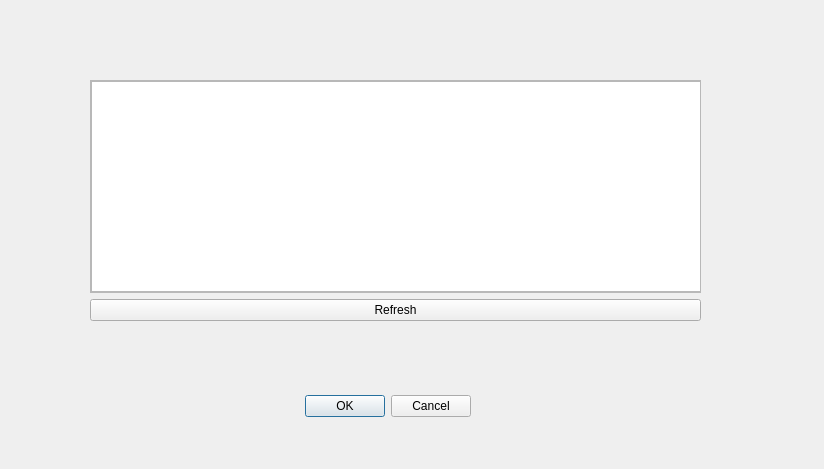
Above: gui/qt/ui/updatedialog.ui from armadito/armadito-av before the change. Below: the same form after it.
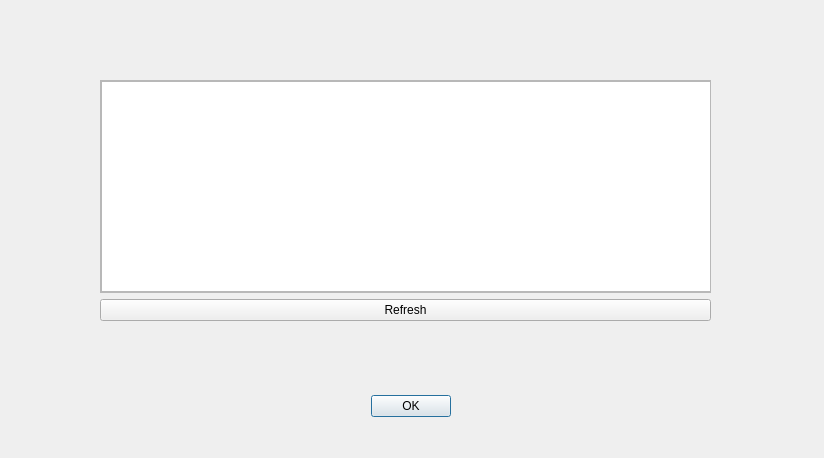
That is the form after the change.

Commit message: Refresh button OKay

```diff
--- a/gui/qt/ui/updatedialog.ui
+++ b/gui/qt/ui/updatedialog.ui
@@ -7,7 +7,7 @@
     <x>0</x>
     <y>0</y>
     <width>824</width>
-    <height>469</height>
+    <height>458</height>
    </rect>
   </property>
   <property name="windowTitle">
@@ -16,9 +16,9 @@
   <widget class="QDialogButtonBox" name="buttonBox">
    <property name="geometry">
     <rect>
-     <x>300</x>
+     <x>0</x>
      <y>390</y>
-     <width>171</width>
+     <width>821</width>
      <height>32</height>
     </rect>
    </property>
@@ -26,13 +26,16 @@
     <enum>Qt::Horizontal</enum>
    </property>
    <property name="standardButtons">
-    <set>QDialogButtonBox::Cancel|QDialogButtonBox::Ok</set>
+    <set>QDialogButtonBox::Ok</set>
+   </property>
+   <property name="centerButtons">
+    <bool>true</bool>
    </property>
   </widget>
   <widget class="QWidget" name="verticalLayoutWidget">
    <property name="geometry">
     <rect>
-     <x>90</x>
+     <x>100</x>
      <y>80</y>
      <width>611</width>
      <height>241</height>
```
Left out of the diff: 4 changed lines with no effect on the pictures. The commit also changes 5 other files.
